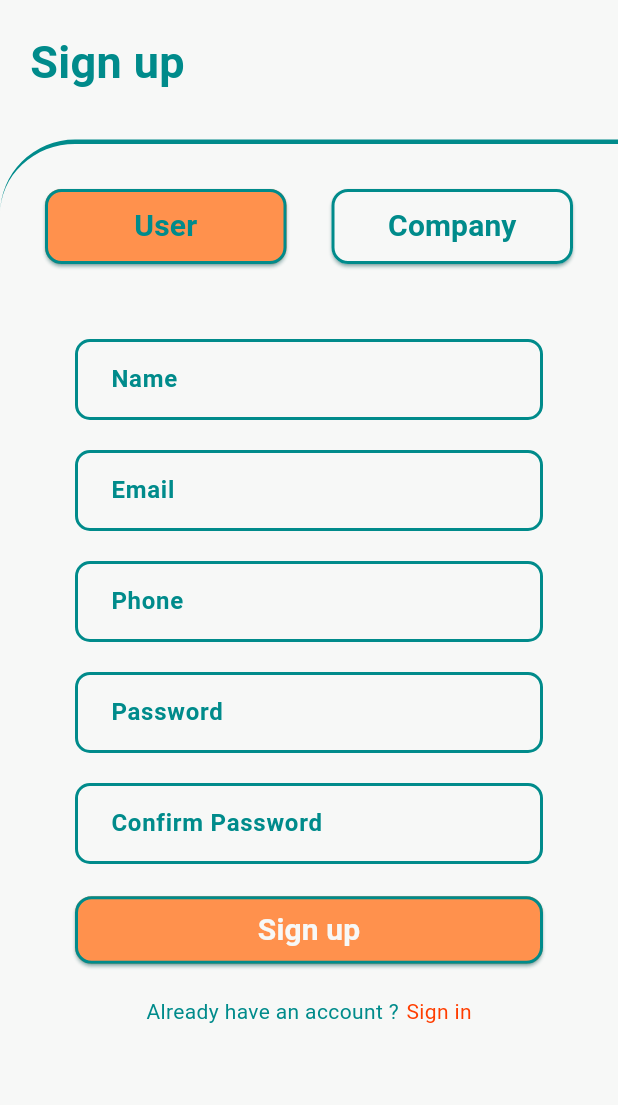
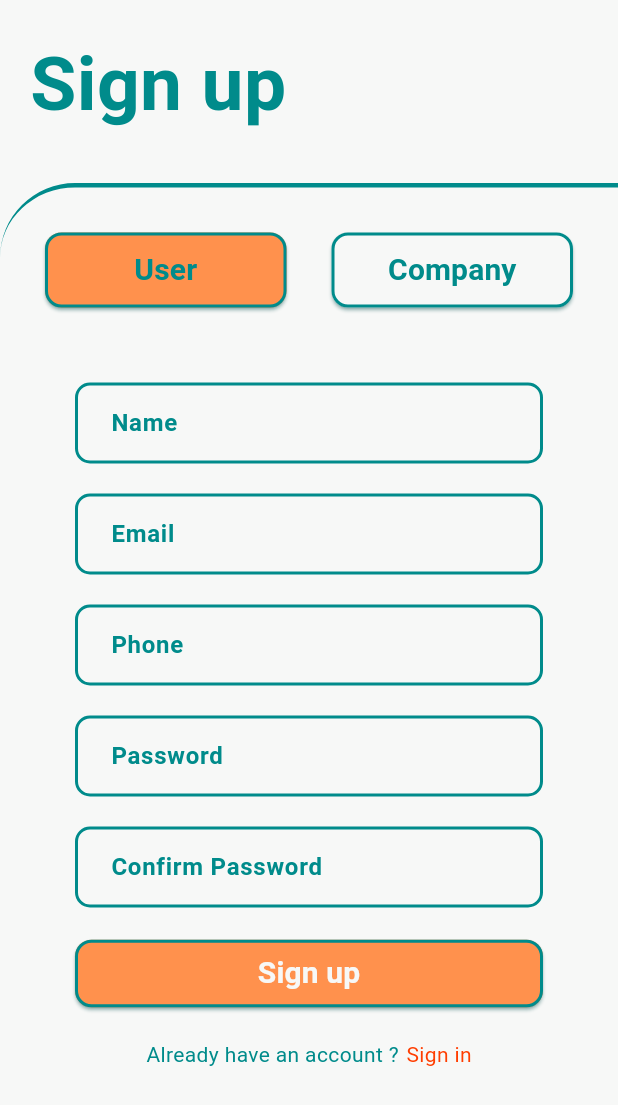
Before and after one commit to namphan06/np_carrer, a Flutter app: the Signup screen opened directly, on a phone screen of 412 x 824 dp. Shown: the top 1105 px of the screen. Run offline on Flutter 3.47's test engine with Material 3 defaults, Android fonts, the phone set to English and light mode, and no system bars; our stand-ins replace get, shared_preferences; accounts and stored records are empty; Roboto replaces fonts that are missing (Tinos).

Commit message:
fix size

```diff
--- a/np_career/lib/view/signup/signup.dart
+++ b/np_career/lib/view/signup/signup.dart
@@ -28,7 +28,7 @@ class _SignupState extends State<Signup> {
               "Sign up",
               style: TextStyle(
                   color: AppColor.greenPrimaryColor,
-                  fontSize: 30,
+                  fontSize: 50,
                   fontWeight: FontWeight.bold),
             ),
           ),
```
